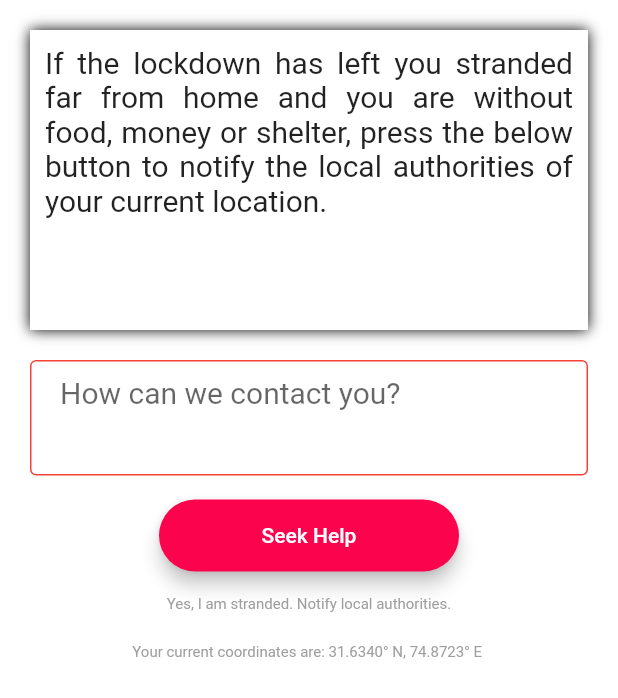
After one commit to navkiran/covid-frontline, a Flutter app: the StrandedHelp screen opened directly, on a phone screen of 412 x 824 dp. The commit adds this screen. Shown: the top 698 px of the screen. Run offline on Flutter 3.47's test engine with Material 2 defaults, Android fonts, the phone set to English and light mode, and no system bars; our stand-ins replace animated_text_kit, cloud_firestore, dropdown_formfield, firebase_auth, geolocator, google_maps_flutter and 2 more; accounts and stored records are empty; Roboto replaces fonts that are missing (Staatliches).

Commit message:
Added stranded labour feature:

```diff
--- a/lib/components/rounded_card.dart
+++ b/lib/components/rounded_card.dart
@@ -17,7 +17,7 @@ class RoundedCard extends StatelessWidget {
   @override
   Widget build(BuildContext context) {
     return Padding(
-      padding: EdgeInsets.symmetric(vertical: 20.0, horizontal: 15),
+      padding: EdgeInsets.symmetric(vertical: 15.0, horizontal: 15),
       child: Material(
         elevation: 5.0,
         color: color == null ? Theme.of(context).accentColor : color,
--- a/lib/screens/auth/user_home.dart
+++ b/lib/screens/auth/user_home.dart
@@ -1,5 +1,6 @@
 import 'package:covid_frontline/screens/can_help_screen.dart';
 import 'package:covid_frontline/screens/need_help_screen.dart';
+import 'package:covid_frontline/screens/stranded.dart';
 import 'package:covid_frontline/screens/welcome_screen.dart';
 import 'package:covid_frontline/ui/nks_constants.dart';
 import 'package:flutter/material.dart';
@@ -17,6 +18,7 @@ class _UserHomeState extends State<UserHome> {
     WelcomeScreen(),
     NeedHelpScreen(),
     CanHelpScreen(),
+    StrandedHelp(),
   ];
 
   static List<GButton> _buttons = [
@@ -33,6 +35,11 @@ class _UserHomeState extends State<UserHome> {
     GButton(
       icon: LineIcons.hand_stop_o,
       text: 'Can Help',
+      iconColor: Colors.white,
+    ),
+    GButton(
+      icon: LineIcons.location_arrow,
+      text: 'Stranded',
       iconColor: Colors.white,
     )
   ];
--- a/lib/screens/need_help_screen.dart
+++ b/lib/screens/need_help_screen.dart
@@ -43,7 +43,7 @@ class NeedHelpScreen extends StatelessWidget {
             subtitle:
                 'I or someone near me needs a service like electrician, plumbing, etc.',
             icon: Icons.people,
-          ),
+          )
         ],
       ),
     ));
--- a/lib/screens/officialscreens/viewtechreg.dart
+++ b/lib/screens/officialscreens/viewtechreg.dart
@@ -35,7 +35,7 @@ class _ViewTechnicalWorkerRegistrationsState
         child: Scaffold(
       appBar: AppBar(
         backgroundColor: kFgcolor,
-        title: Text('Viewing Applications'),
+        title: Text('Viewing Registrations'),
       ),
       body: Container(
         child: StreamBuilder<QuerySnapshot>(
--- /dev/null
+++ b/lib/screens/stranded.dart
@@ -0,0 +1,155 @@
+import 'dart:async';
+
+import 'package:cloud_firestore/cloud_firestore.dart';
+import 'package:covid_frontline/components/rounded_button.dart';
+import 'package:covid_frontline/screens/auth/user_home.dart';
+import 'package:covid_frontline/ui/nks_constants.dart';
+import 'package:firebase_auth/firebase_auth.dart';
+import 'package:flutter/material.dart';
+import 'package:geolocator/geolocator.dart';
+
+final _firestore = Firestore.instance;
+final _auth = FirebaseAuth.instance;
+FirebaseUser user;
+String filledContact, userId;
+
+Position currentLoc;
+
+var strandedRequest = {
+  'contact': filledContact,
+  'coord': currentLoc,
+  'uid': userId,
+};
+
+class StrandedHelp extends StatefulWidget {
+  @override
+  _StrandedHelpState createState() => _StrandedHelpState();
+}
+
+class _StrandedHelpState extends State<StrandedHelp> {
+  Timer timer;
+  @override
+  void initState() {
+    super.initState();
+    getUser();
+
+    timer = Timer.periodic(Duration(milliseconds: 300), (Timer t) {
+      print('Fetching location');
+      getCurrentLoc();
+    });
+  }
+
+  getCurrentLoc() async {
+    Position temp = await Geolocator()
+        .getLastKnownPosition(desiredAccuracy: LocationAccuracy.high);
+    if (temp != null)
+      setState(() {
+        currentLoc = temp;
+      });
+    else {
+      print('Error fetching location');
+    }
+  }
+
+  getUser() async {
+    user = await _auth.currentUser();
+    userId = user.uid;
+  }
+
+  @override
+  void dispose() {
+    timer?.cancel();
+    super.dispose();
+  }
+
+  @override
+  Widget build(BuildContext context) {
+    return SafeArea(
+      child: Scaffold(
+        backgroundColor: kBgcolor,
+        body: SingleChildScrollView(
+          child: Padding(
+            padding: const EdgeInsets.all(20.0),
+            child: Column(
+              mainAxisAlignment: MainAxisAlignment.start,
+              children: <Widget>[
+                Container(
+                  height: 200,
+                  padding: EdgeInsets.all(10.0),
+                  decoration: BoxDecoration(
+                    color: Colors.white,
+                    boxShadow: [
+                      BoxShadow(
+                        blurRadius: 7.0,
+                      )
+                    ],
+                  ),
+                  child: Column(
+                    children: <Widget>[
+                      Text(
+                        'If the lockdown has left you stranded far from home and you are without food, money or shelter, press the below button to notify the local authorities of your current location.',
+                        textAlign: TextAlign.justify,
+                        style: TextStyle(
+                          fontSize: 20,
+                          fontWeight: FontWeight.w400,
+                        ),
+                      ),
+                    ],
+                  ),
+                ),
+                SizedBox(height: 20.0),
+                TextField(
+                  keyboardType: TextInputType.multiline,
+                  minLines: 3,
+                  maxLines: null,
+                  decoration: kFormTextFieldDecoration.copyWith(
+                      hintText: 'How can we contact you?'),
+                  onChanged: (value) {
+                    setState(() {
+                      filledContact = value;
+                    });
+                  },
+                ),
+                RoundedButton(
+                  title: 'Seek Help',
+                  onPressed: () {
+                    _firestore
+                        .collection('stranded')
+                        .document(userId)
+                        .setData(strandedRequest);
+                    Navigator.pop(context);
+                    Navigator.push(context,
+                        MaterialPageRoute(builder: (context) => UserHome()));
+                  },
+                ),
+                Text(
+                  'Yes, I am stranded. Notify local authorities.',
+                  style: TextStyle(
+                    fontSize: 10,
+                    color: Colors.grey,
+                  ),
+                ),
+                SizedBox(height: 20.0),
+                currentLoc != null
+                    ? Text(
+                        'Your current coordinates are: Lat ${currentLoc.latitude}  Long ${currentLoc.longitude} ',
+                        style: TextStyle(
+                          fontSize: 10,
+                          color: Colors.grey,
+                        ),
+                      )
+                    : Text(
+                        'Your current coordinates are: 31.6340° N, 74.8723° E ',
+                        style: TextStyle(
+                          fontSize: 10,
+                          color: Colors.grey,
+                        ),
+                      )
+              ],
+            ),
+          ),
+        ),
+      ),
+    );
+  }
+}
--- a/lib/screens/view_needy.dart
+++ b/lib/screens/view_needy.dart
@@ -2,6 +2,7 @@ import 'package:covid_frontline/components/rounded_card.dart';
 import 'package:covid_frontline/screens/officialscreens/viewneedymedicine.dart';
 import 'package:covid_frontline/screens/officialscreens/viewneedyration.dart';
 import 'package:covid_frontline/screens/officialscreens/viewneedytech.dart';
+import 'package:covid_frontline/screens/stranded_map.dart';
 import 'package:flutter/material.dart';
 import 'package:line_icons/line_icons.dart';
 
@@ -14,6 +15,7 @@ class _ViewNeedyScreenState extends State<ViewNeedyScreen> {
   @override
   Widget build(BuildContext context) {
     return SafeArea(
+        child: SingleChildScrollView(
       child: Center(
         child: Column(
           mainAxisAlignment: MainAxisAlignment.center,
@@ -29,12 +31,14 @@ class _ViewNeedyScreenState extends State<ViewNeedyScreen> {
             ),
             RoundedCard(
               onPressed: () {
-              Navigator.push(context,
-                  MaterialPageRoute(builder: (context) => ViewNeedMedicines()));
+                Navigator.push(
+                    context,
+                    MaterialPageRoute(
+                        builder: (context) => ViewNeedMedicines()));
               },
               title: 'Medicines',
               subtitle: 'Process requests for medicines.',
-            icon: Icons.verified_user,
+              icon: LineIcons.medkit,
             ),
             RoundedCard(
               onPressed: () {
@@ -47,7 +51,18 @@ class _ViewNeedyScreenState extends State<ViewNeedyScreen> {
               subtitle: 'Process requests for technical workers.',
               icon: Icons.verified_user,
             ),
+            RoundedCard(
+              onPressed: () {
+                Navigator.push(context,
+                    MaterialPageRoute(builder: (context) => StrandedMap()));
+              },
+              title: 'Track Stranded People',
+              subtitle:
+                  'See people in your area who are without shelter and far from home.',
+              icon: LineIcons.location_arrow,
+            ),
           ],
+        ),
       ),
     ));
   }
--- a/pubspec.yaml
+++ b/pubspec.yaml
@@ -33,6 +33,8 @@ dependencies:
   dropdown_formfield: ^0.1.2
   cloud_firestore: ^0.13.4+2
   firebase_auth: ^0.16.0
+  google_maps_flutter: ^0.5.26+4
+  geolocator: ^5.3.1
 
 dev_dependencies:
   flutter_test:
```
Also changed, not shown: lib/screens/stranded_map.dart (added, +102 -0 lines), pubspec.lock, 3 other files. Lines whose indentation alone changed are shown as unchanged.
